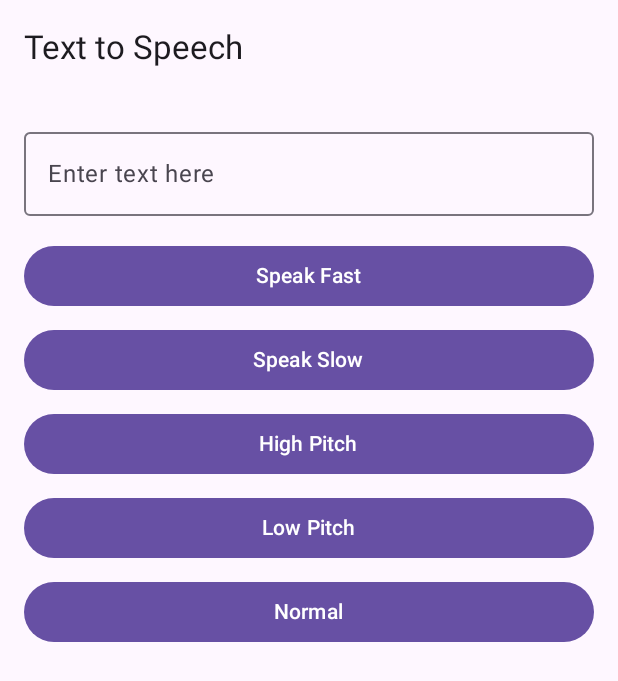
After one commit to entaku0818/AudioMasterAndroid, an Android app built with Jetpack Compose: the TextToSpeechActivity screen opened directly, with no data from a screen before it, on a phone screen of 412 x 824 dp. The commit adds this screen. Shown: the top 681 px of the screen. Run offline under Robolectric (Android 15) with nearby library versions, the phone set to English and light mode, and no system bars.

Commit message:
テキストスピーチ用クラス追加

```diff
--- /dev/null
+++ b/app/src/main/java/com/example/myapplication/ui/TextToSpeechActivity.kt
@@ -0,0 +1,76 @@
+package com.example.myapplication.ui
+
+import android.os.Bundle
+import androidx.activity.ComponentActivity
+import androidx.activity.compose.setContent
+import androidx.activity.viewModels
+import androidx.compose.foundation.layout.*
+import androidx.compose.material.*
+import androidx.compose.runtime.*
+import androidx.compose.ui.Modifier
+import androidx.compose.ui.text.input.TextFieldValue
+import androidx.compose.ui.unit.dp
+import androidx.compose.material3.Button
+import androidx.compose.material3.ExperimentalMaterial3Api
+import androidx.compose.material3.OutlinedTextField
+import androidx.compose.material3.Scaffold
+import androidx.compose.material3.Text
+import androidx.compose.material3.TopAppBar
+
+class TextToSpeechActivity : ComponentActivity() {
+
+    private val viewModel: TextToSpeechViewModel by viewModels()
+
+    override fun onCreate(savedInstanceState: Bundle?) {
+        super.onCreate(savedInstanceState)
+        setContent {
+            TextToSpeechScreen(viewModel)
+        }
+    }
+}
+
+@OptIn(ExperimentalMaterial3Api::class)
+@Composable
+fun TextToSpeechScreen(viewModel: TextToSpeechViewModel) {
+    var text by remember { mutableStateOf(TextFieldValue("")) }
+
+    Scaffold(
+        topBar = {
+            TopAppBar(title = { Text("Text to Speech") })
+        }
+    ) { padding ->
+        Column(
+            modifier = Modifier
+                .padding(padding)
+                .padding(16.dp)
+        ) {
+            OutlinedTextField(
+                value = text,
+                onValueChange = { newText ->
+                    text = newText
+                },
+                label = { Text("Enter text here") },
+                modifier = Modifier.fillMaxWidth()
+            )
+            Spacer(modifier = Modifier.height(8.dp))
+            ButtonGroup(viewModel = viewModel, text = text.text)
+        }
+    }
+}
+
+@Composable
+fun ButtonGroup(viewModel: TextToSpeechViewModel, text: String) {
+    Column {
+        val modes = listOf("fast" to "Speak Fast", "slow" to "Speak Slow", "highPitch" to "High Pitch", "lowPitch" to "Low Pitch", "normal" to "Normal")
+        modes.forEach { mode ->
+            Button(
+                onClick = { viewModel.speak(text, mode.first) },
+                modifier = Modifier
+                    .fillMaxWidth()
+                    .padding(top = 8.dp)
+            ) {
+                Text(mode.second)
+            }
+        }
+    }
+}
--- a/app/src/main/res/values/strings.xml
+++ b/app/src/main/res/values/strings.xml
@@ -2,4 +2,5 @@
     <string name="app_name">My Application</string>
     <string name="title_audio_player">音声再生</string>
     <string name="title_activity_audio_recoder">AudioRecoder</string>
+    <string name="title_activity_text_to_speech">TextToSpeechActivity</string>
 </resources>
```
Also changed, not shown: app/src/main/AndroidManifest.xml (+7 -2 lines), app/src/main/java/com/example/myapplication/MainActivity.kt (+10 -1 lines), app/src/main/java/com/example/myapplication/model/TextToSpeechConverter.kt (added, +62 -0 lines), app/src/main/java/com/example/myapplication/ui/TextToSpeechViewModel.kt (added, +28 -0 lines).
